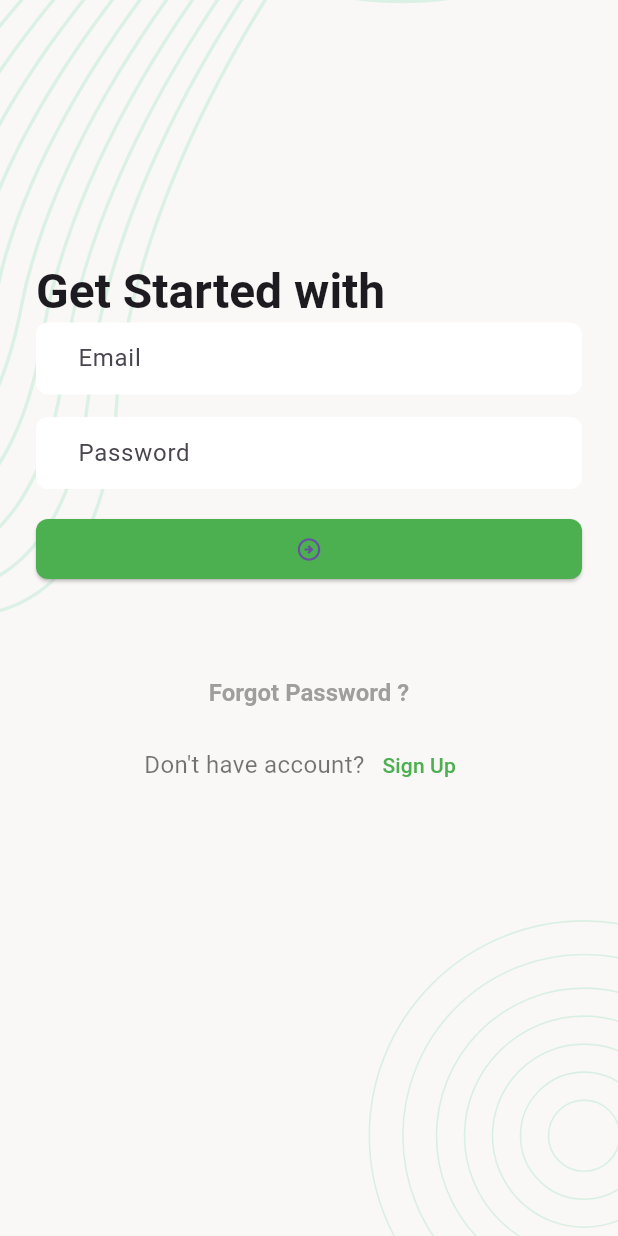
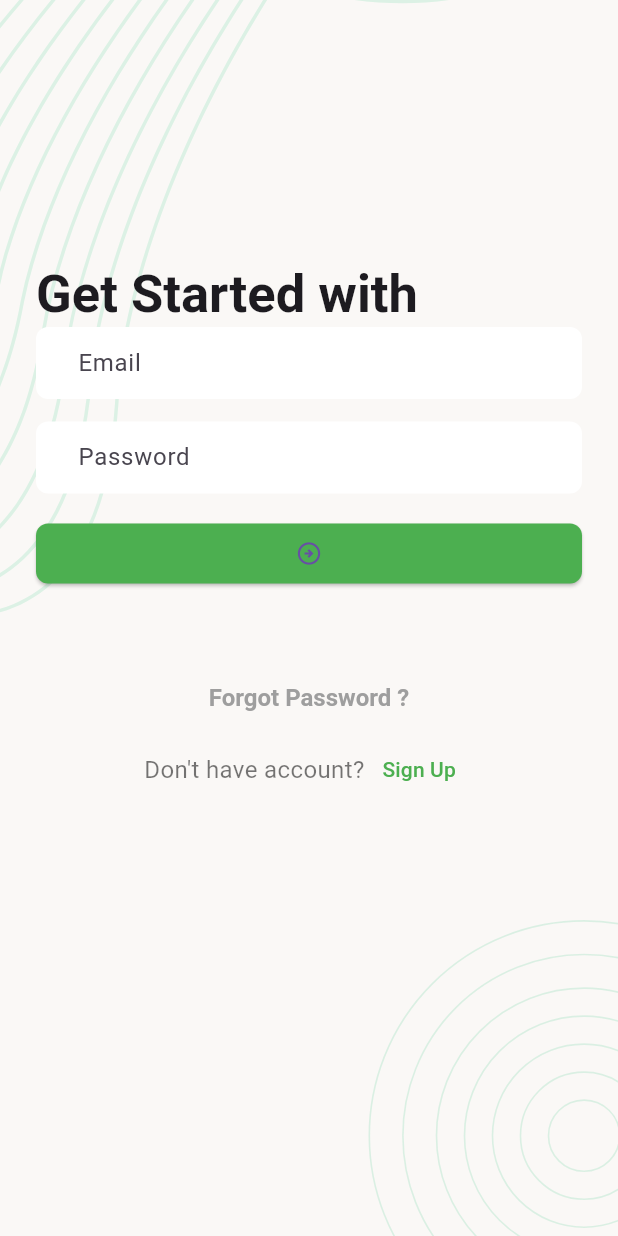
Before and after one commit to ashikisu/task_manager, a Flutter app: the screen it shows after launch, on a phone screen of 412 x 824 dp. Run offline on Flutter 3.47's test engine with Material 3 defaults, Android fonts, the phone set to English and light mode, and no system bars; our stand-ins replace flutter_svg, pin_code_fields.

Commit message:
Initial Commit

```diff
--- a/lib/app.dart
+++ b/lib/app.dart
@@ -37,7 +37,7 @@ class TaskManager extends StatelessWidget {
      ) ,
         textTheme: TextTheme(
           titleLarge: TextStyle(
-            fontSize: 32,
+            fontSize: 35,
             fontWeight: FontWeight.w600,),
         ),
 
```
